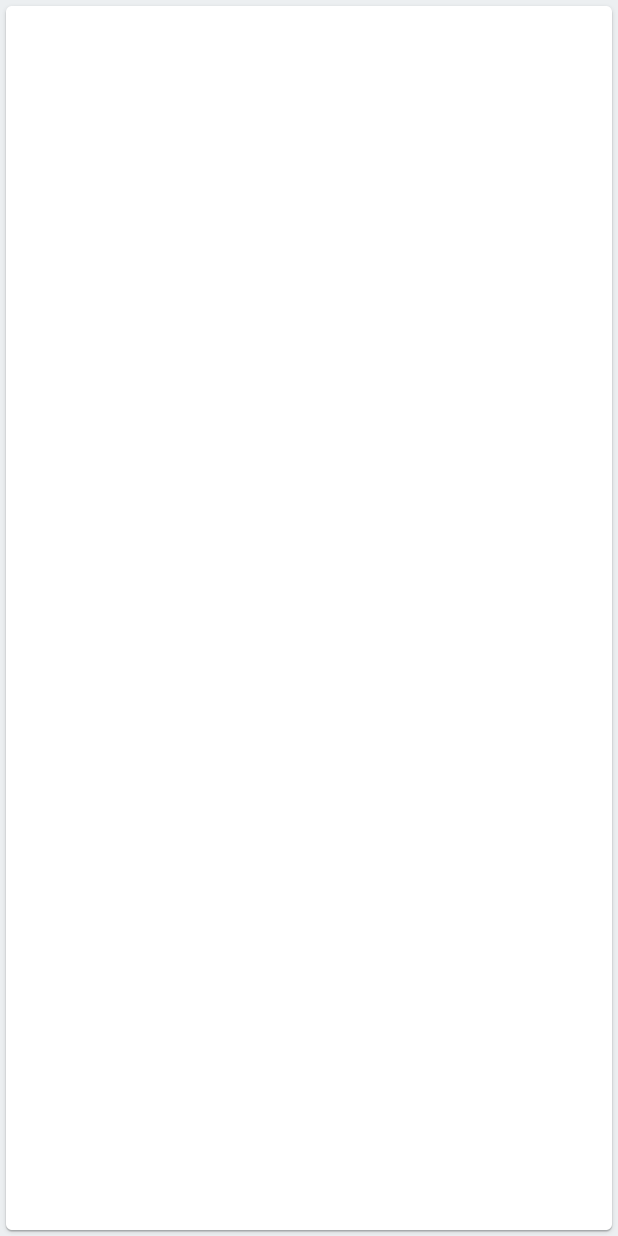
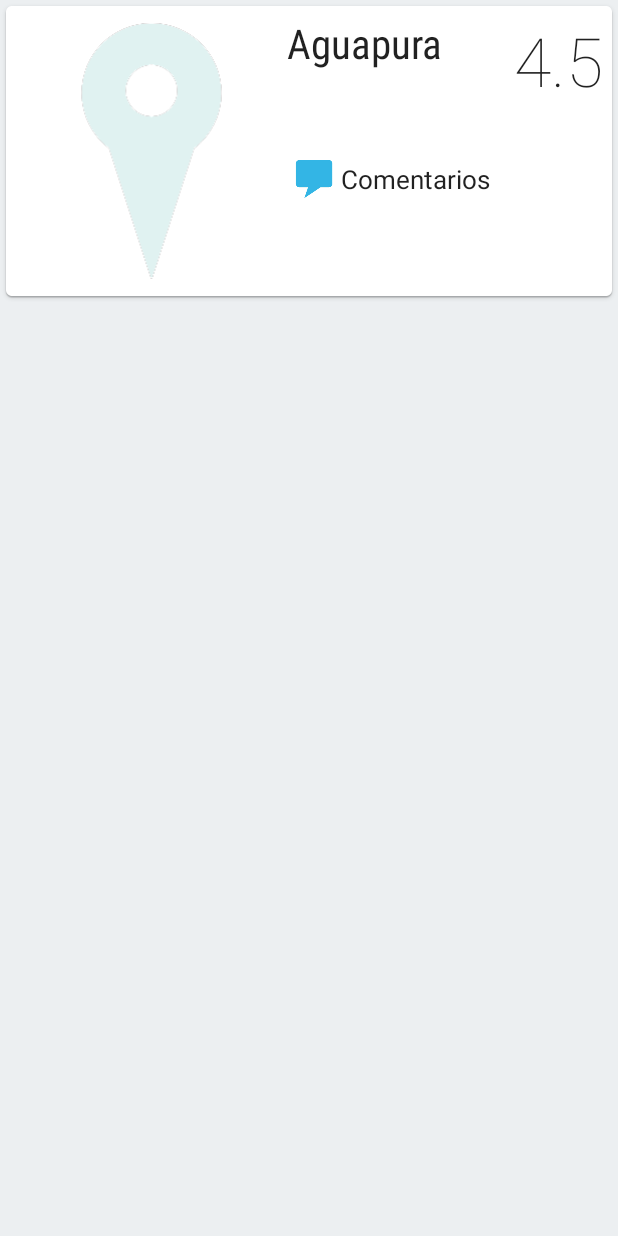
Before and after one commit to jtails/Homelike, an Android app: the layout list_item_provider.xml on its own in the app's theme, with its tools: preview values and no code run, on a phone screen of 412 x 824 dp. Run offline under Robolectric (Android 15) with nearby library versions, the phone set to English and light mode, and no system bars.

Commit message:
Mejora en vista de proveedores
Se mejora la interfaz de la lista de proveedores

```diff
--- a/Android/Homelike/app/src/main/java/mx/jtails/homelike/ui/adapter/ProvidersAdapter.java
+++ b/Android/Homelike/app/src/main/java/mx/jtails/homelike/ui/adapter/ProvidersAdapter.java
@@ -5,6 +5,7 @@ import android.view.LayoutInflater;
 import android.view.View;
 import android.view.ViewGroup;
 import android.widget.ArrayAdapter;
+import android.widget.ImageView;
 import android.widget.TextView;
 
 import java.lang.ref.WeakReference;
@@ -46,6 +47,7 @@ public class ProvidersAdapter extends ArrayAdapter<Proveedor> {
 
         Proveedor provider = this.getItem(position);
         holder.lblProviderName.get().setText(provider.getNombre());
+        holder.lblRating.get().setText(String.valueOf((float) provider.getCalificacion()));
 
         return view;
     }
@@ -61,11 +63,18 @@ public class ProvidersAdapter extends ArrayAdapter<Proveedor> {
     }
 
     private class ViewHolder {
+
+        private WeakReference<ImageView> imgProviderLogo;
         private WeakReference<TextView> lblProviderName;
+        private WeakReference<TextView> lblRating;
 
         public ViewHolder(View view) {
             this.lblProviderName = new WeakReference<TextView>(
                     (TextView) view.findViewById(R.id.lbl_provider_name));
+            this.imgProviderLogo = new WeakReference<ImageView>(
+                    (ImageView) view.findViewById(R.id.img_provider_logo));
+            this.lblRating = new WeakReference<TextView>(
+                    (TextView) view.findViewById(R.id.lbl_rating));
         }
     }
 }
--- a/Android/Homelike/app/src/main/res/layout/activity_providers.xml
+++ b/Android/Homelike/app/src/main/res/layout/activity_providers.xml
@@ -10,13 +10,13 @@
         android:layout_height="match_parent"
         android:visibility="gone">
 
-        <GridView android:id="@+id/list_providers"
+        <ListView android:id="@+id/list_providers"
             android:layout_width="match_parent"
             android:layout_height="match_parent"
-            android:paddingLeft="9dp"
-            android:paddingRight="9dp"
+            android:paddingLeft="3dp"
+            android:paddingRight="3dp"
             android:paddingTop="7dp"
-            android:numColumns="2"/>
+            android:divider="@android:color/transparent"/>
 
         <TextView
             android:id="@+id/lbl_empty"
--- a/Android/Homelike/app/src/main/res/layout/list_item_provider.xml
+++ b/Android/Homelike/app/src/main/res/layout/list_item_provider.xml
@@ -1,13 +1,76 @@
 <?xml version="1.0" encoding="utf-8"?>
 <LinearLayout xmlns:android="http://schemas.android.com/apk/res/android"
-    android:orientation="vertical"
+    xmlns:homelike="http://schemas.android.com/apk/res-auto"
+    android:orientation="horizontal"
     android:layout_width="match_parent"
-    android:layout_height="match_parent"
-    android:background="@drawable/card_bg">
+    android:layout_height="wrap_content"
+    android:background="@drawable/card_bg"
+    android:padding="10dp">
+
+    <FrameLayout
+        android:layout_width="wrap_content"
+        android:layout_height="wrap_content"
+        android:layout_gravity="center_vertical"
+        android:padding="5dp">
+
+        <ImageView android:id="@+id/img_provider_logo"
+            android:layout_width="wrap_content"
+            android:layout_height="wrap_content"
+            android:layout_gravity="center_vertical"
+            android:src="@drawable/ic_homelike_splash_logo"
+            android:adjustViewBounds="true"/>
+
+    </FrameLayout>
+
+    <LinearLayout
+        android:layout_width="match_parent"
+        android:layout_height="match_parent"
+        android:orientation="vertical"
+        android:layout_weight="1">
+
+
+            <mx.jtails.homelike.ui.widget.TypeFacedTextView
+                android:id="@+id/lbl_provider_name"
+                android:layout_width="match_parent"
+                android:layout_height="wrap_content"
+                homelike:typeface="fonts/RobotoCondensed-Regular.ttf"
+                android:textSize="27sp"
+                android:text="Aguapura"
+                android:layout_toLeftOf="@+id/img_comments"
+                android:singleLine="true"/>
+
+            <LinearLayout
+                android:layout_width="match_parent"
+                android:layout_height="match_parent"
+                android:padding="5dp"
+                android:gravity="center_vertical"
+                android:orientation="horizontal">
+
+                <ImageView android:id="@+id/img_comments"
+                    android:layout_width="25dp"
+                    android:layout_height="25dp"
+                    android:src="@drawable/ic_comments"
+                    android:layout_alignParentRight="true"
+                    android:adjustViewBounds="true"/>
+
+                <mx.jtails.homelike.ui.widget.TypeFacedTextView
+                    android:layout_width="match_parent"
+                    android:layout_height="wrap_content"
+                    android:text="Comentarios"
+                    android:textSize="17sp"
+                    android:layout_marginLeft="5dp"/>
+
+            </LinearLayout>
+
+
+    </LinearLayout>
 
     <mx.jtails.homelike.ui.widget.TypeFacedTextView
-        android:id="@+id/lbl_provider_name"
-        android:layout_width="match_parent"
-        android:layout_height="wrap_content" />
+        android:id="@+id/lbl_rating"
+        android:layout_width="wrap_content"
+        android:layout_height="wrap_content"
+        homelike:typeface="fonts/Roboto-Thin.ttf"
+        android:textSize="45sp"
+        android:text="4.5"/>
 
 </LinearLayout>
```
Also changed, not shown: Android/Homelike/app/src/main/res/drawable-nodpi/ic_comments.png (added).
